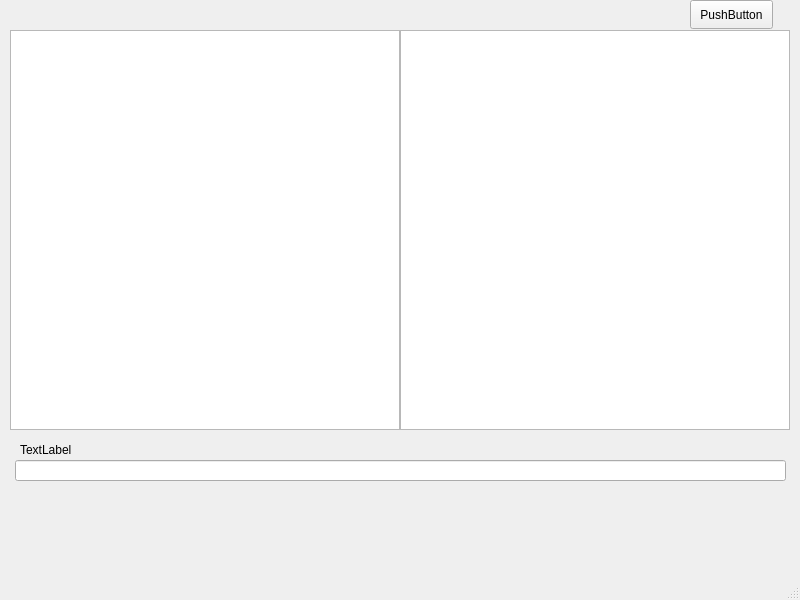
First picture: the form in FileManager/mainwindow.ui, repository RickSanj/file_manager, before the edit.
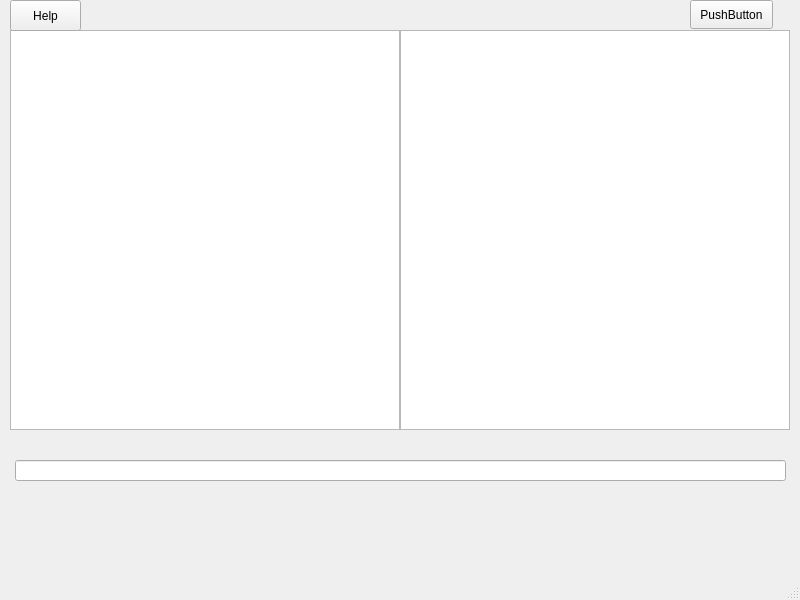
Second picture: the form after the edit.

```diff
--- a/FileManager/mainwindow.ui
+++ b/FileManager/mainwindow.ui
@@ -67,7 +67,20 @@
      </rect>
     </property>
     <property name="text">
-     <string>TextLabel</string>
+     <string/>
+    </property>
+   </widget>
+   <widget class="QPushButton" name="helpButton">
+    <property name="geometry">
+     <rect>
+      <x>10</x>
+      <y>0</y>
+      <width>71</width>
+      <height>31</height>
+     </rect>
+    </property>
+    <property name="text">
+     <string>Help</string>
     </property>
    </widget>
   </widget>
```
Left out of the diff: 3 changed lines with no effect on the pictures.
